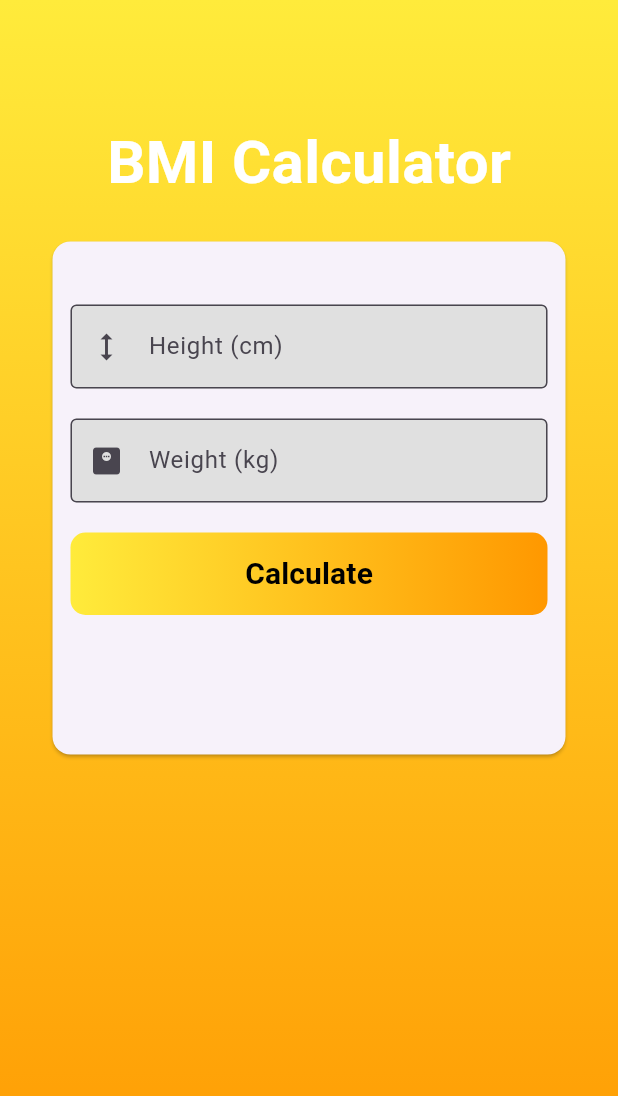
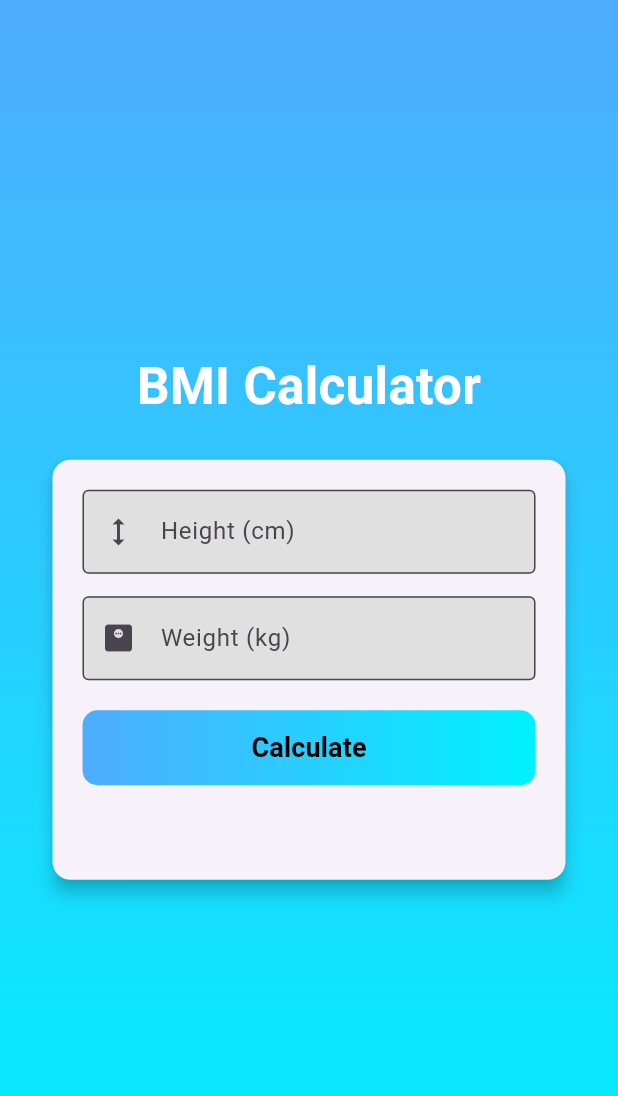
Before and after one commit to 4rshxnth/bmi_calculator_flutter, a Flutter app: the screen it shows after launch, on a phone screen of 412 x 824 dp. Shown: the top 1096 px of the screen. Run offline on Flutter 3.47's test engine with Material 3 defaults, Android fonts, the phone set to English and light mode, and no system bars.

Commit message:
small changes

```diff
--- a/lib/bmi.dart
+++ b/lib/bmi.dart
@@ -11,6 +11,7 @@ class _CalculatorState extends State<Calculator> {
   TextEditingController heightController = TextEditingController();
   TextEditingController weightController = TextEditingController();
   String result = '';
+
   void calc() {
     double height = double.parse(heightController.text) / 100;
     double weight = double.parse(weightController.text);
@@ -26,76 +27,83 @@ class _CalculatorState extends State<Calculator> {
       body: Container(
         height: double.infinity,
         width: double.infinity,
-        decoration: BoxDecoration(
+        decoration: const BoxDecoration(
           gradient: LinearGradient(
-            colors: [Colors.yellow, Colors.orange],
+            colors: [Color(0xFF4facfe), Color(0xFF00f2fe)],
             begin: Alignment.topCenter,
             end: Alignment.bottomCenter,
           ),
         ),
+        child: SafeArea(
+          child: Center(
+            // Centers the whole block vertically & horizontally
             child: Column(
+              mainAxisSize: MainAxisSize.min,
               children: [
-            SizedBox(height: 80),
-            Text(
+                const Text(
                   'BMI Calculator',
                   style: TextStyle(
-                fontSize: 40,
+                    fontSize: 34,
                     fontWeight: FontWeight.bold,
                     color: Colors.white,
                   ),
                 ),
-            SizedBox(height: 20),
+                const SizedBox(height: 20),
                 SizedBox(
-              height: 350,
                   width: 350,
                   child: Card(
+                    elevation: 5,
+                    shape: RoundedRectangleBorder(
+                      borderRadius: BorderRadius.circular(12),
+                    ),
                     child: Padding(
-                  padding: const EdgeInsets.all(12.0),
+                      padding: const EdgeInsets.all(20.0),
                       child: Column(
+                        mainAxisSize: MainAxisSize.min,
                         children: [
-                      SizedBox(height: 30),
                           TextField(
                             controller: heightController,
                             keyboardType: TextInputType.number,
                             decoration: InputDecoration(
                               fillColor: Colors.grey[300],
                               filled: true,
-                          prefixIcon: Icon(Icons.height),
-                          border: OutlineInputBorder(),
+                              prefixIcon: const Icon(Icons.height),
+                              border: const OutlineInputBorder(),
                               labelText: 'Height (cm)',
                             ),
                           ),
-                      SizedBox(height: 20),
+                          const SizedBox(height: 15),
                           TextField(
                             controller: weightController,
                             keyboardType: TextInputType.number,
                             decoration: InputDecoration(
                               fillColor: Colors.grey[300],
                               filled: true,
-                          prefixIcon: Icon(Icons.monitor_weight),
-                          border: OutlineInputBorder(),
+                              prefixIcon: const Icon(Icons.monitor_weight),
+                              border: const OutlineInputBorder(),
                               labelText: 'Weight (kg)',
                             ),
                           ),
-                      SizedBox(height: 20),
-                      Container(
-                        height: 55,
+                          const SizedBox(height: 20),
+                          SizedBox(
+                            height: 50,
                             width: double.infinity,
+                            child: DecoratedBox(
                               decoration: BoxDecoration(
-                          gradient: LinearGradient(
-                            colors: [Colors.yellow, Colors.orange],
+                                gradient: const LinearGradient(
+                                  colors: [
+                                    Color(0xFF4facfe),
+                                    Color(0xFF00f2fe),
+                                  ],
                                 ),
                                 borderRadius: BorderRadius.circular(10),
                               ),
-                        child: Center(
                               child: TextButton(
-                            onPressed: () {
-                              calc();
-                            },
-                            child: Text(
+                                onPressed: calc,
+                                child: const Text(
                                   'Calculate',
                                   style: TextStyle(
-                                fontSize: 20,
+                                    fontSize: 18,
                                     color: Colors.black,
                                     fontWeight: FontWeight.bold,
                                   ),
@@ -103,14 +111,15 @@ class _CalculatorState extends State<Calculator> {
                               ),
                             ),
                           ),
-                      SizedBox(height: 30),
+                          const SizedBox(height: 20),
                           Text(
                             result,
-                        style: TextStyle(
+                            style: const TextStyle(
                               fontSize: 16,
                               fontWeight: FontWeight.w600,
                               color: Colors.black,
                             ),
+                            textAlign: TextAlign.center,
                           ),
                         ],
                       ),
@@ -120,6 +129,8 @@ class _CalculatorState extends State<Calculator> {
               ],
             ),
           ),
+        ),
+      ),
     );
   }
 }
```
Lines whose indentation alone changed are shown as unchanged.
